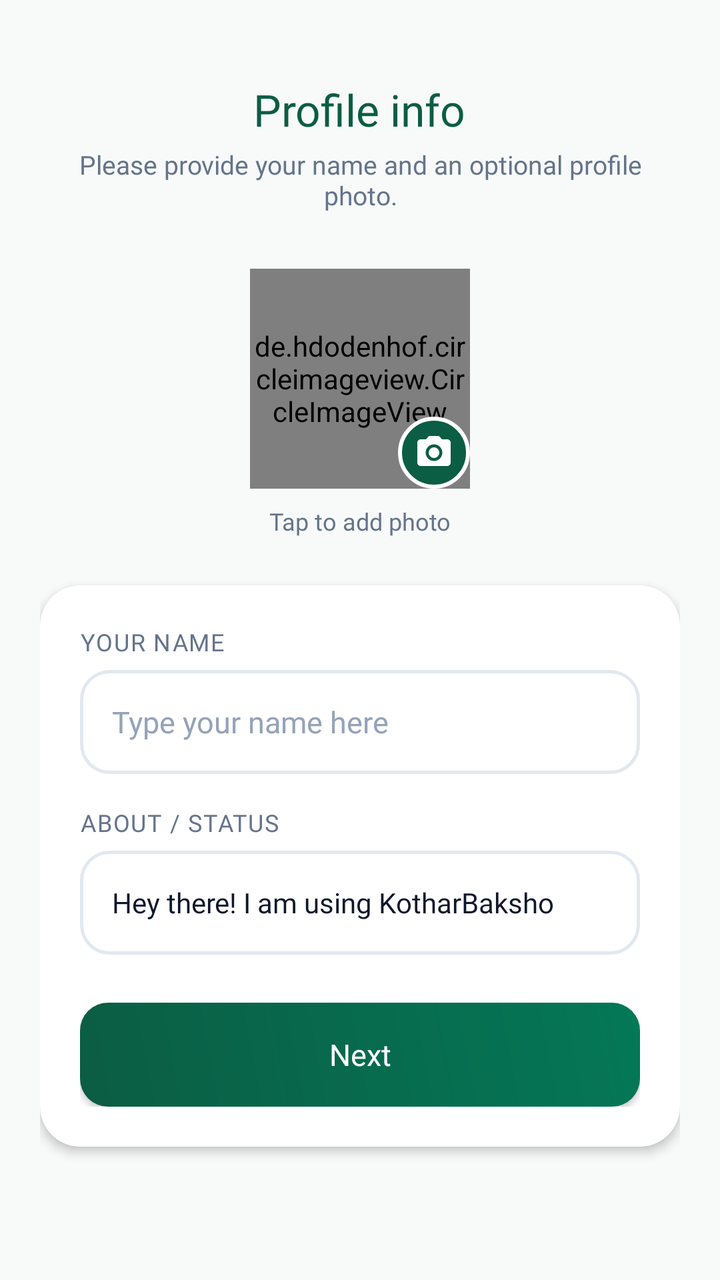
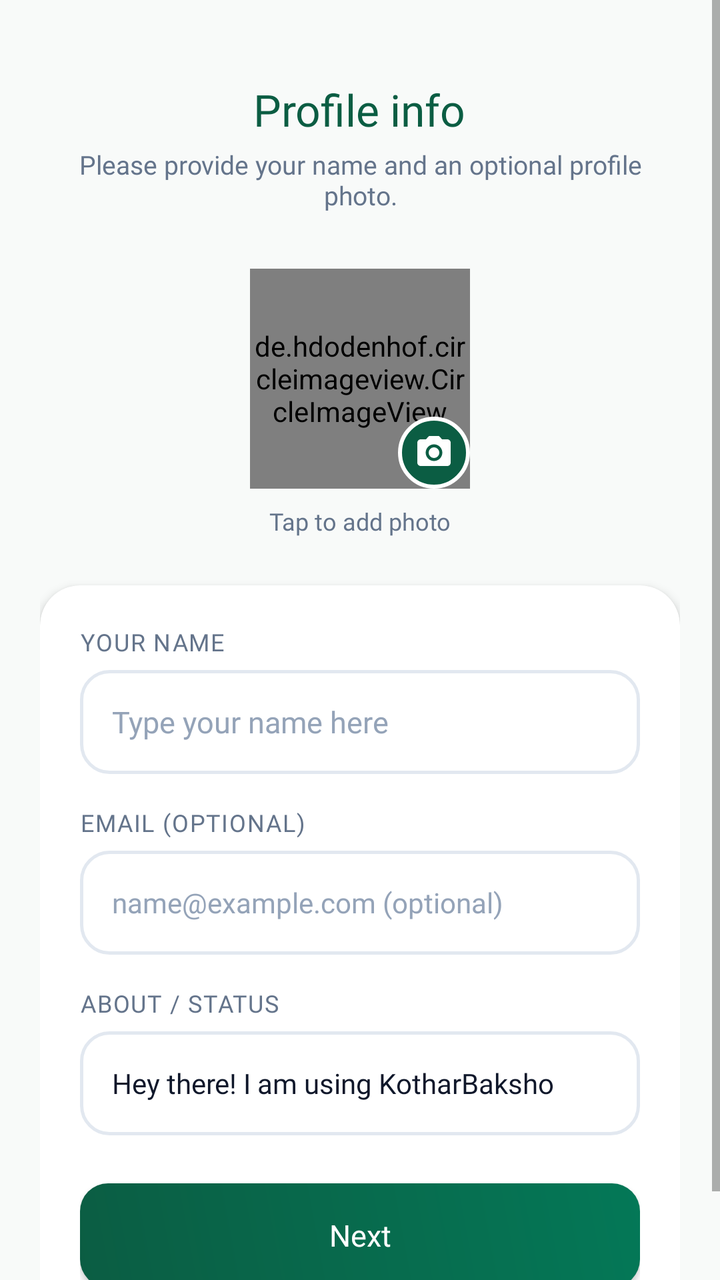

Two renders of the same Android screen: before a commit and after it. Below are the layout's source before the change and the commit's diff.
<!-- AndroidManifest.xml: application theme Theme.KotharBaksho -->
<!-- res/layout/activity_profile_setup.xml -->
<?xml version="1.0" encoding="utf-8"?>
<ScrollView xmlns:android="http://schemas.android.com/apk/res/android"
    xmlns:app="http://schemas.android.com/apk/res-auto"
    xmlns:tools="http://schemas.android.com/tools"
    android:layout_width="match_parent"
    android:layout_height="match_parent"
    android:background="@color/bg_main"
    android:fillViewport="true">

    <androidx.constraintlayout.widget.ConstraintLayout
        android:layout_width="match_parent"
        android:layout_height="wrap_content"
        android:paddingHorizontal="20dp"
        android:paddingVertical="24dp">

        
        <LinearLayout
            android:id="@+id/setupHeader"
            android:layout_width="match_parent"
            android:layout_height="wrap_content"
            android:layout_marginTop="16dp"
            android:gravity="center"
            android:orientation="vertical"
            app:layout_constraintEnd_toEndOf="parent"
            app:layout_constraintStart_toStartOf="parent"
            app:layout_constraintTop_toTopOf="parent">

            <TextView
                android:layout_width="wrap_content"
                android:layout_height="wrap_content"
                android:fontFamily="@font/poppins_bold"
                android:text="Profile info"
                android:textColor="@color/primary"
                android:textSize="22sp" />

            <TextView
                android:layout_width="wrap_content"
                android:layout_height="wrap_content"
                android:layout_marginTop="4dp"
                android:fontFamily="@font/poppins_regular"
                android:gravity="center"
                android:text="Please provide your name and an optional profile photo."
                android:textColor="@color/text_secondary"
                android:textSize="13sp" />

        </LinearLayout>

        
        <RelativeLayout
            android:id="@+id/avatarPickerContainer"
            android:layout_width="wrap_content"
            android:layout_height="wrap_content"
            android:layout_marginTop="28dp"
            app:layout_constraintEnd_toEndOf="parent"
            app:layout_constraintStart_toStartOf="parent"
            app:layout_constraintTop_toBottomOf="@id/setupHeader">

            <de.hdodenhof.circleimageview.CircleImageView
                android:id="@+id/ivSetupProfile"
                android:layout_width="110dp"
                android:layout_height="110dp"
                android:src="@drawable/man"
                app:civ_border_color="@color/primary"
                app:civ_border_width="2.5dp" />

            <FrameLayout
                android:id="@+id/btnPickImage"
                android:layout_width="36dp"
                android:layout_height="36dp"
                android:layout_alignEnd="@id/ivSetupProfile"
                android:layout_alignBottom="@id/ivSetupProfile"
                android:background="@drawable/bg_camera_badge">

                <ImageView
                    android:layout_width="20dp"
                    android:layout_height="20dp"
                    android:layout_gravity="center"
                    android:src="@drawable/ic_camera_vector"
                    app:tint="@color/white" />

            </FrameLayout>

        </RelativeLayout>

        <TextView
            android:id="@+id/tvTapToChange"
            android:layout_width="wrap_content"
            android:layout_height="wrap_content"
            android:layout_marginTop="8dp"
            android:fontFamily="@font/poppins_regular"
            android:text="Tap to add photo"
            android:textColor="@color/text_secondary"
            android:textSize="12sp"
            app:layout_constraintEnd_toEndOf="parent"
            app:layout_constraintStart_toStartOf="parent"
            app:layout_constraintTop_toBottomOf="@id/avatarPickerContainer" />

        
        <androidx.cardview.widget.CardView
            android:id="@+id/formCard"
            android:layout_width="match_parent"
            android:layout_height="wrap_content"
            android:layout_marginTop="24dp"
            app:cardBackgroundColor="@color/surface_card"
            app:cardCornerRadius="20dp"
            app:cardElevation="3dp"
            app:layout_constraintEnd_toEndOf="parent"
            app:layout_constraintStart_toStartOf="parent"
            app:layout_constraintTop_toBottomOf="@id/tvTapToChange">

            <LinearLayout
                android:layout_width="match_parent"
                android:layout_height="wrap_content"
                android:orientation="vertical"
                android:padding="20dp">

                
                <TextView
                    android:layout_width="wrap_content"
                    android:layout_height="wrap_content"
                    android:fontFamily="@font/poppins_bold"
                    android:letterSpacing="0.05"
                    android:text="YOUR NAME"
                    android:textColor="@color/text_secondary"
                    android:textSize="12sp" />

                <EditText
                    android:id="@+id/etSetupName"
                    android:layout_width="match_parent"
                    android:layout_height="52dp"
                    android:layout_marginTop="6dp"
                    android:background="@drawable/bg_input_field"
                    android:fontFamily="@font/poppins_regular"
                    android:hint="Type your name here"
                    android:inputType="textPersonName|textCapWords"
                    android:maxLength="35"
                    android:paddingHorizontal="16dp"
                    android:textColor="@color/text_primary"
                    android:textColorHint="@color/text_hint"
                    android:textSize="15sp" />

                
                <TextView
                    android:layout_width="wrap_content"
                    android:layout_height="wrap_content"
                    android:layout_marginTop="16dp"
                    android:fontFamily="@font/poppins_bold"
                    android:letterSpacing="0.05"
                    android:text="ABOUT / STATUS"
                    android:textColor="@color/text_secondary"
                    android:textSize="12sp" />

                <EditText
                    android:id="@+id/etSetupStatus"
                    android:layout_width="match_parent"
                    android:layout_height="52dp"
                    android:layout_marginTop="6dp"
                    android:background="@drawable/bg_input_field"
                    android:fontFamily="@font/poppins_regular"
                    android:hint="Hey there! I am using KotharBaksho"
                    android:inputType="textCapSentences"
                    android:maxLength="60"
                    android:paddingHorizontal="16dp"
                    android:text="Hey there! I am using KotharBaksho"
                    android:textColor="@color/text_primary"
                    android:textColorHint="@color/text_hint"
                    android:textSize="14sp" />

                
                <FrameLayout
                    android:layout_width="match_parent"
                    android:layout_height="52dp"
                    android:layout_marginTop="24dp">

                    <androidx.appcompat.widget.AppCompatButton
                        android:id="@+id/btnFinishSetup"
                        android:layout_width="match_parent"
                        android:layout_height="match_parent"
                        android:background="@drawable/bg_btn_primary"
                        android:fontFamily="@font/poppins_bold"
                        android:text="Next"
                        android:textAllCaps="false"
                        android:textColor="@color/white"
                        android:textSize="15sp" />

                    <ProgressBar
                        android:id="@+id/setupProgressBar"
                        android:layout_width="26dp"
                        android:layout_height="26dp"
                        android:layout_gravity="center"
                        android:indeterminateTint="@color/white"
                        android:visibility="gone" />

                </FrameLayout>

            </LinearLayout>

        </androidx.cardview.widget.CardView>

    </androidx.constraintlayout.widget.ConstraintLayout>

</ScrollView>
<!-- resources referenced by this layout -->
<resources>
  <color name="bg_main">#F8FAF9</color>
  <color name="primary">#0B5D43</color>
  <color name="surface_card">#FFFFFF</color>
  <color name="text_hint">#94A3B8</color>
  <color name="text_primary">#0F172A</color>
  <color name="text_secondary">#64748B</color>
  <color name="white">#FFFFFFFF</color>
  <!-- drawable bg_btn_primary (drawable) -->
  <?xml version="1.0" encoding="utf-8"?>
  <ripple xmlns:android="http://schemas.android.com/apk/res/android"
      android:color="#33FFFFFF">
      <item>
          <shape>
              <gradient
                  android:startColor="@color/primary"
                  android:endColor="@color/primary_variant"
                  android:angle="45" />
              <corners android:radius="14dp" />
          </shape>
      </item>
  </ripple>
  <!-- drawable bg_camera_badge (drawable) -->
  <?xml version="1.0" encoding="utf-8"?>
  <shape xmlns:android="http://schemas.android.com/apk/res/android"
      android:shape="oval">
      <solid android:color="@color/primary" />
      <stroke
          android:width="2dp"
          android:color="@color/surface_card" />
  </shape>
  <!-- drawable bg_input_field (drawable) -->
  <?xml version="1.0" encoding="utf-8"?>
  <shape xmlns:android="http://schemas.android.com/apk/res/android">
      <solid android:color="@color/surface_card" />
      <stroke android:width="1.5dp" android:color="@color/divider_line" />
      <corners android:radius="14dp" />
  </shape>
  <!-- drawable ic_camera_vector (drawable) -->
  <vector xmlns:android="http://schemas.android.com/apk/res/android"
      android:width="24dp"
      android:height="24dp"
      android:viewportWidth="24"
      android:viewportHeight="24">
    <path
        android:fillColor="@color/primary"
        android:pathData="M12,12m-3.2,0a3.2,3.2 0,1 1,6.4 0a3.2,3.2 0,1 1,-6.4 0M9,2L7.17,4H4c-1.1,0 -2,0.9 -2,2v12c0,1.1 0.9,2 2,2h16c1.1,0 2,-0.9 2,-2V6c0,-1.1 -0.9,-2 -2,-2h-3.17L15,2H9zm3,15c-2.76,0 -5,-2.24 -5,-5s2.24,-5 5,-5 5,2.24 5,5 -2.24,5 -5,5z"/>
  </vector>
  <!-- drawable man: png bitmap (drawable-xhdpi, 36059 bytes) -->
  <style name="Theme.KotharBaksho" parent="Theme.MaterialComponents.DayNight.NoActionBar">
          
          <item name="colorPrimary">@color/primary</item>
          <item name="colorPrimaryVariant">@color/primary_dark</item>
          <item name="colorOnPrimary">@color/white</item>
          
          <item name="colorSecondary">@color/accent_gold</item>
          <item name="colorSecondaryVariant">@color/accent_gold_dark</item>
          <item name="colorOnSecondary">@color/black</item>
          
          <item name="android:statusBarColor">@color/primary_dark</item>
          <item name="android:windowBackground">@color/bg_main</item>
      </style>
  <color name="primary_variant">#047857</color>
  <color name="divider_line">#E2E8F0</color>
  <color name="primary_dark">#064E3B</color>
  <color name="accent_gold">#F59E0B</color>
  <color name="accent_gold_dark">#D97706</color>
  <color name="black">#FF000000</color>
</resources>

<!-- the commit's change to res/layout/activity_profile_setup.xml (unified diff, before → after) -->
@@ -138,6 +138,101 @@
                     android:textColor="@color/text_primary"
                     android:textColorHint="@color/text_hint"
                     android:textSize="15sp" />
+
+                
+                <LinearLayout
+                    android:id="@+id/phoneSetupContainer"
+                    android:layout_width="match_parent"
+                    android:layout_height="wrap_content"
+                    android:orientation="vertical"
+                    android:visibility="gone">
+
+                    <TextView
+                        android:layout_width="wrap_content"
+                        android:layout_height="wrap_content"
+                        android:layout_marginTop="16dp"
+                        android:fontFamily="@font/poppins_bold"
+                        android:letterSpacing="0.05"
+                        android:text="PHONE NUMBER"
+                        android:textColor="@color/text_secondary"
+                        android:textSize="12sp" />
+
+                    <LinearLayout
+                        android:layout_width="match_parent"
+                        android:layout_height="wrap_content"
+                        android:layout_marginTop="6dp"
+                        android:orientation="horizontal">
+
+                        <LinearLayout
+                            android:layout_width="90dp"
+                            android:layout_height="52dp"
+                            android:background="@drawable/bg_country_box"
+                            android:gravity="center"
+                            android:orientation="horizontal"
+                            android:paddingHorizontal="6dp">
+
+                            <TextView
+                                android:layout_width="wrap_content"
+                                android:layout_height="wrap_content"
+                                android:text="🇧🇩"
+                                android:textSize="16sp" />
+
+                            <TextView
+                                android:layout_width="wrap_content"
+                                android:layout_height="wrap_content"
+                                android:layout_marginStart="4dp"
+                                android:fontFamily="@font/poppins_bold"
+                                android:text="+880"
+                                android:textColor="@color/primary"
+                                android:textSize="13sp" />
+
+                        </LinearLayout>
+
+                        <EditText
+                            android:id="@+id/etSetupPhone"
+                            android:layout_width="0dp"
+                            android:layout_height="52dp"
+                            android:layout_marginStart="8dp"
+                            android:layout_weight="1"
+                            android:background="@drawable/bg_input_field"
+                            android:fontFamily="@font/poppins_regular"
+                            android:hint="01712-345678"
+                            android:inputType="phone"
+                            android:maxLength="15"
+                            android:paddingHorizontal="16dp"
+                            android:textColor="@color/text_primary"
+                            android:textColorHint="@color/text_hint"
+                            android:textSize="14sp" />
+
+                    </LinearLayout>
+
+                </LinearLayout>
+
+                
+                <TextView
+                    android:layout_width="wrap_content"
+                    android:layout_height="wrap_content"
+                    android:layout_marginTop="16dp"
+                    android:fontFamily="@font/poppins_bold"
+                    android:letterSpacing="0.05"
+                    android:text="EMAIL (OPTIONAL)"
+                    android:textColor="@color/text_secondary"
+                    android:textSize="12sp" />
+
+                <EditText
+                    android:id="@+id/etSetupEmail"
+                    android:layout_width="match_parent"
+                    android:layout_height="52dp"
+                    android:layout_marginTop="6dp"
+                    android:background="@drawable/bg_input_field"
+                    android:fontFamily="@font/poppins_regular"
+                    android:hint="name@example.com (optional)"
+                    android:inputType="textEmailAddress"
+                    android:maxLength="50"
+                    android:paddingHorizontal="16dp"
+                    android:textColor="@color/text_primary"
+                    android:textColorHint="@color/text_hint"
+                    android:textSize="14sp" />
 
                 
                 <TextView
<!-- resource entries referenced after the edit -->
@@ -29,6 +29,13 @@
       <stroke
           android:width="2dp"
           android:color="@color/surface_card" />
+  </shape>
+  <!-- drawable bg_country_box (drawable) -->
+  <?xml version="1.0" encoding="utf-8"?>
+  <shape xmlns:android="http://schemas.android.com/apk/res/android">
+      <solid android:color="@color/surface_card" />
+      <stroke android:width="1.5dp" android:color="@color/divider_line" />
+      <corners android:radius="12dp" />
   </shape>
   <!-- drawable bg_input_field (drawable) -->
   <?xml version="1.0" encoding="utf-8"?>
